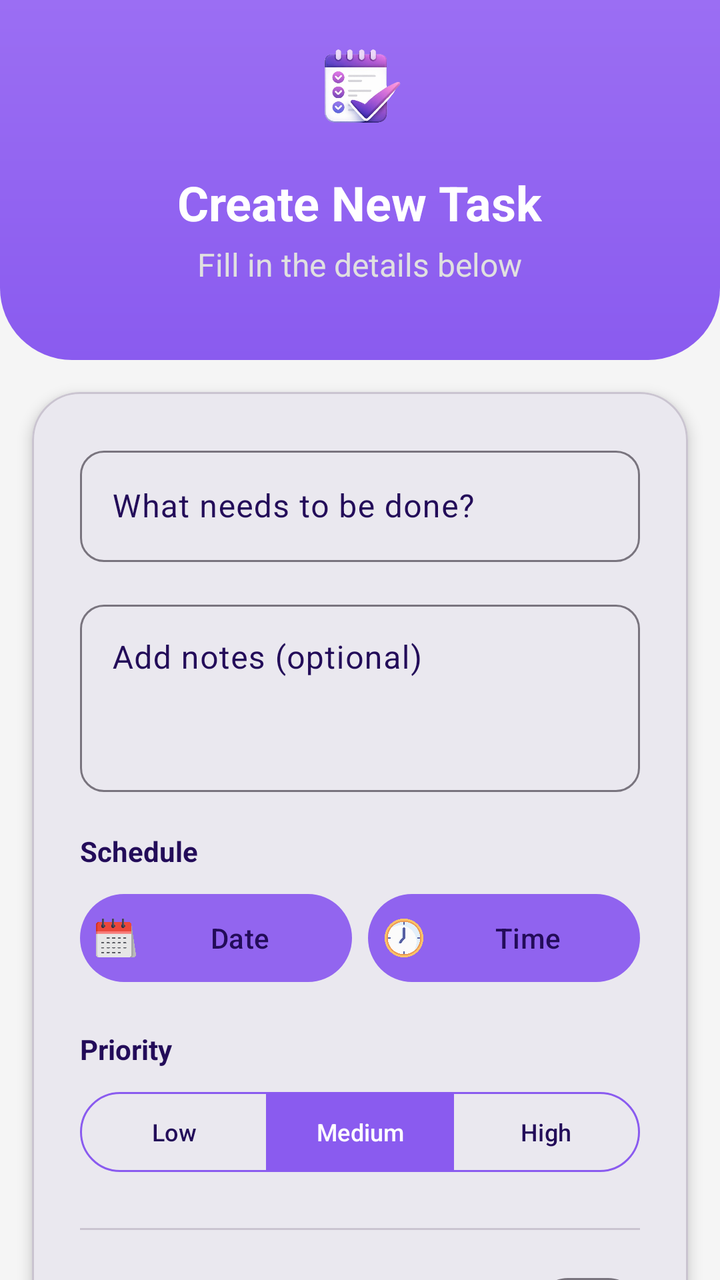
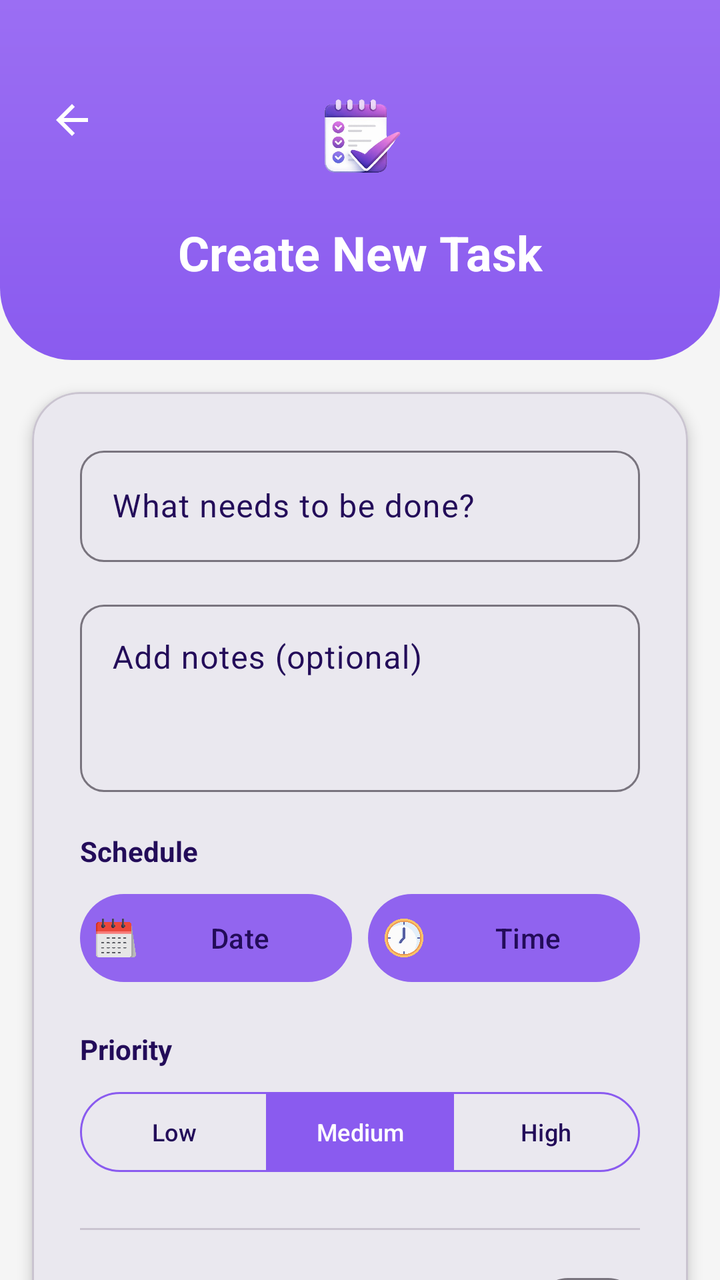

An Android layout rendered at two revisions. The XML below is the earlier revision; the diff shows what the commit changed to produce the second picture.
<!-- AndroidManifest.xml: application theme Theme.PlanUp -->
<!-- res/layout/activity_add_task.xml -->
<?xml version="1.0" encoding="utf-8"?>
<androidx.constraintlayout.widget.ConstraintLayout xmlns:android="http://schemas.android.com/apk/res/android"
    xmlns:app="http://schemas.android.com/apk/res-auto"
    xmlns:tools="http://schemas.android.com/tools"
    android:id="@+id/main"
    android:layout_width="match_parent"
    android:layout_height="match_parent"
    tools:context=".AddTaskActivity"
    android:background="@color/background_light">

    
    <LinearLayout
        android:id="@+id/header"
        android:layout_width="0dp"
        android:layout_height="180dp"
        android:background="@drawable/bg_header"
        android:orientation="vertical"
        android:gravity="center"
        android:paddingBottom="24dp"
        app:layout_constraintTop_toTopOf="parent"
        app:layout_constraintStart_toStartOf="parent"
        app:layout_constraintEnd_toEndOf="parent">

        <ImageView
            android:id="@+id/ivLogo"
            android:layout_width="64dp"
            android:layout_height="64dp"
            android:layout_marginBottom="8dp"
            android:src="@drawable/logo_planup" />

        <TextView
            android:id="@+id/tvTitle"
            style="@style/AppText.Header"
            android:layout_width="wrap_content"
            android:layout_height="wrap_content"
            android:text="Create New Task"
            android:textColor="@color/white" />

        <TextView
            android:id="@+id/tvSubtitle"
            style="@style/AppText.Subtitle"
            android:layout_width="wrap_content"
            android:layout_height="wrap_content"
            android:layout_marginTop="4dp"
            android:text="Fill in the details below"
            android:textColor="#E0E0E0" />

    </LinearLayout>

    <androidx.core.widget.NestedScrollView
        android:layout_width="0dp"
        android:layout_height="0dp"
        android:fillViewport="true"
        android:clipToPadding="false"
        android:paddingBottom="32dp"
        app:layout_constraintTop_toBottomOf="@id/header"
        app:layout_constraintBottom_toBottomOf="parent"
        app:layout_constraintStart_toStartOf="parent"
        app:layout_constraintEnd_toEndOf="parent">

        <com.google.android.material.card.MaterialCardView
            android:layout_width="match_parent"
            android:layout_height="wrap_content"
            android:layout_margin="16dp"
            app:cardCornerRadius="24dp"
            app:cardElevation="4dp"
            app:cardBackgroundColor="@color/white">

            <LinearLayout
                android:layout_width="match_parent"
                android:layout_height="wrap_content"
                android:orientation="vertical"
                android:padding="24dp">

                <com.google.android.material.textfield.TextInputLayout
                    style="@style/Widget.Material3.TextInputLayout.OutlinedBox"
                    android:layout_width="match_parent"
                    android:layout_height="wrap_content"
                    android:hint="What needs to be done?"
                    app:boxCornerRadiusBottomEnd="12dp"
                    app:boxCornerRadiusBottomStart="12dp"
                    app:boxCornerRadiusTopEnd="12dp"
                    app:boxCornerRadiusTopStart="12dp">

                    <com.google.android.material.textfield.TextInputEditText
                        android:id="@+id/etTaskTitle"
                        android:layout_width="match_parent"
                        android:layout_height="wrap_content"
                        android:inputType="textCapSentences" />
                </com.google.android.material.textfield.TextInputLayout>

                <com.google.android.material.textfield.TextInputLayout
                    style="@style/Widget.Material3.TextInputLayout.OutlinedBox"
                    android:layout_width="match_parent"
                    android:layout_height="wrap_content"
                    android:layout_marginTop="16dp"
                    android:hint="Add notes (optional)"
                    app:boxCornerRadiusBottomEnd="12dp"
                    app:boxCornerRadiusBottomStart="12dp"
                    app:boxCornerRadiusTopEnd="12dp"
                    app:boxCornerRadiusTopStart="12dp">

                    <com.google.android.material.textfield.TextInputEditText
                        android:id="@+id/etTaskDesc"
                        android:layout_width="match_parent"
                        android:layout_height="wrap_content"
                        android:gravity="top"
                        android:minLines="3"
                        android:inputType="textMultiLine|textCapSentences" />
                </com.google.android.material.textfield.TextInputLayout>

                <TextView
                    style="@style/AppText.Body"
                    android:layout_width="wrap_content"
                    android:layout_height="wrap_content"
                    android:layout_marginTop="20dp"
                    android:text="Schedule"
                    android:textStyle="bold"
                    android:textColor="@color/primaryColor"/>

                <LinearLayout
                    android:layout_width="match_parent"
                    android:layout_height="wrap_content"
                    android:layout_marginTop="8dp"
                    android:orientation="horizontal">

                    <com.google.android.material.button.MaterialButton
                        android:id="@+id/btnDate"
                        style="@style/Widget.Material3.Button.TonalButton"
                        android:layout_width="0dp"
                        android:layout_height="52dp"
                        android:layout_marginEnd="8dp"
                        android:layout_weight="1"
                        android:text="Date"
                        android:textColor="@color/primaryColor"
                        android:textSize="14sp"
                        android:paddingHorizontal="8dp"
                        android:lines="1"
                        android:ellipsize="end"
                        app:backgroundTint="#9265EF"
                        app:icon="@drawable/ic_calendar"
                        app:iconPadding="4dp"
                        app:iconSize="20dp"
                        app:iconTint="@null" />

                    <com.google.android.material.button.MaterialButton
                        android:id="@+id/btnTime"
                        style="@style/Widget.Material3.Button.TonalButton"
                        android:layout_width="0dp"
                        android:layout_height="52dp"
                        android:layout_weight="1"
                        android:text="Time"
                        android:textColor="@color/primaryColor"
                        android:textSize="14sp"
                        android:paddingHorizontal="8dp"
                        android:lines="1"
                        android:ellipsize="end"
                        app:backgroundTint="#9063EF"
                        app:icon="@drawable/ic_time"
                        app:iconPadding="4dp"
                        app:iconSize="20dp"
                        app:iconTint="@null" />
                </LinearLayout>

                <TextView
                    style="@style/AppText.Body"
                    android:layout_width="wrap_content"
                    android:layout_height="wrap_content"
                    android:layout_marginTop="20dp"
                    android:text="Priority"
                    android:textStyle="bold"
                    android:textColor="@color/primaryColor"/>

                <com.google.android.material.button.MaterialButtonToggleGroup
                    android:id="@+id/togglePriority"
                    android:layout_width="match_parent"
                    android:layout_height="wrap_content"
                    android:layout_marginTop="8dp"
                    app:singleSelection="true"
                    app:selectionRequired="true"
                    app:checkedButton="@+id/btnMedium">

                    <com.google.android.material.button.MaterialButton
                        android:id="@+id/btnLow"
                        style="@style/Widget.Material3.Button.OutlinedButton"
                        android:layout_width="0dp"
                        android:layout_height="wrap_content"
                        android:layout_weight="1"
                        android:paddingHorizontal="0dp"
                        android:insetLeft="0dp"
                        android:insetRight="0dp"
                        android:textSize="12sp"
                        android:text="Low"
                        android:textColor="@color/selector_priority_text"
                        app:strokeColor="@color/headerEndColor"
                        app:backgroundTint="@color/selector_priority_button" />

                    <com.google.android.material.button.MaterialButton
                        android:id="@+id/btnMedium"
                        style="@style/Widget.Material3.Button.OutlinedButton"
                        android:layout_width="0dp"
                        android:layout_height="wrap_content"
                        android:layout_weight="1"
                        android:paddingHorizontal="0dp"
                        android:insetLeft="0dp"
                        android:insetRight="0dp"
                        android:textSize="12sp"
                        android:text="Medium"
                        android:textColor="@color/selector_priority_text"
                        app:strokeColor="@color/headerEndColor"
                        app:backgroundTint="@color/selector_priority_button" />

                    <com.google.android.material.button.MaterialButton
                        android:id="@+id/btnHigh"
                        style="@style/Widget.Material3.Button.OutlinedButton"
                        android:layout_width="0dp"
                        android:layout_height="wrap_content"
                        android:layout_weight="1"
                        android:paddingHorizontal="0dp"
                        android:insetLeft="0dp"
                        android:insetRight="0dp"
                        android:textSize="12sp"
                        android:text="High"
                        android:textColor="@color/selector_priority_text"
                        app:strokeColor="@color/headerEndColor"
                        app:backgroundTint="@color/selector_priority_button" />
                </com.google.android.material.button.MaterialButtonToggleGroup>

                <com.google.android.material.divider.MaterialDivider
                    android:layout_width="match_parent"
                    android:layout_height="wrap_content"
                    android:layout_marginTop="24dp"
                    android:layout_marginBottom="16dp"/>

                <RelativeLayout
                    android:layout_width="match_parent"
                    android:layout_height="wrap_content"
                    android:gravity="center_vertical">

                    <TextView
                        style="@style/AppText.Body"
                        android:layout_width="wrap_content"
                        android:layout_height="wrap_content"
                        android:layout_centerVertical="true"
                        android:text="Remind me"
                        android:textStyle="bold" />

                    <com.google.android.material.materialswitch.MaterialSwitch
                        android:id="@+id/switchAlarm"
                        android:layout_width="wrap_content"
                        android:layout_height="wrap_content"
                        android:layout_alignParentEnd="true" />
                </RelativeLayout>

                <com.google.android.material.button.MaterialButton
                    android:id="@+id/btnSaveTask"
                    style="@style/AppButton"
                    android:layout_width="match_parent"
                    android:layout_marginTop="32dp"
                    android:text="Save Task"
                    app:cornerRadius="16dp" />

            </LinearLayout>
        </com.google.android.material.card.MaterialCardView>
    </androidx.core.widget.NestedScrollView>

</androidx.constraintlayout.widget.ConstraintLayout>
<!-- resources referenced by this layout -->
<resources>
  <color name="background_light">#F5F5F5</color>
  <color name="headerEndColor">#8A5BEF</color>
  <color name="primaryColor">#230C59</color>
  <color name="white">#FFFFFFFF</color>
  <!-- drawable bg_header (drawable) -->
  <?xml version="1.0" encoding="utf-8"?>
  <shape xmlns:android="http://schemas.android.com/apk/res/android">
      <gradient
          android:startColor="#9B6EF3"
          android:endColor="#8A5BEF"
          android:angle="270"/>
  
      <corners
          android:bottomLeftRadius="36dp"
          android:bottomRightRadius="36dp"/>
  </shape>
  <style name="AppButton" parent="Widget.Material3.Button">
          <item name="android:layout_height">52dp</item>
          <item name="android:insetTop">0dp</item>
          <item name="android:insetBottom">0dp</item>
          <item name="android:background">@drawable/bg_button_gradient</item>
          <item name="backgroundTint">@null</item>
          <item name="android:textColor">@color/white</item>
          <item name="android:textAllCaps">false</item>
          <item name="android:textSize">16sp</item>
          <item name="android:textStyle">bold</item>
          <item name="cornerRadius">12dp</item>
      </style>
  <style name="AppText.Body" parent="AppText">
          <item name="android:textSize">14sp</item>
          <item name="android:textColor">@color/textColorSecondary</item>
      </style>
  <style name="AppText.Header" parent="AppText">
          <item name="android:textSize">24sp</item>
          <item name="android:textStyle">bold</item>
      </style>
  <style name="AppText.Subtitle" parent="AppText">
          <item name="android:textSize">16sp</item>
          <item name="android:textColor">@color/primaryLightColor</item>
      </style>
  <style name="Theme.PlanUp" parent="Base.Theme.PlanUp" />
  <!-- drawable bg_button_gradient (drawable) -->
  <?xml version="1.0" encoding="utf-8"?>
  <ripple xmlns:android="http://schemas.android.com/apk/res/android"
      android:color="@color/secondaryColor">
      <item>
          <shape android:shape="rectangle">
              <gradient
                  android:startColor="#9B6EF3"
                  android:endColor="#8A5BEF"
                  android:angle="270"/>
              <corners android:radius="12dp"/>
          </shape>
      </item>
  </ripple>
  <style name="AppText" parent="android:Widget.TextView">
          <item name="android:textColor">@color/textColorPrimary</item>
      </style>
  <color name="textColorSecondary">#616161</color>
  <color name="primaryLightColor">#8E7CC3</color>
  <color name="secondaryColor">#EDE7FF</color>
  <color name="textColorPrimary">#230C59</color>
  <color name="primaryDarkColor">#1A0844</color>
  <style name="DatePickerTheme" parent="Theme.Material3.DayNight.Dialog">
          <item name="colorPrimary">@color/primaryColor</item>
          <item name="colorOnPrimary">@color/white</item>
          <item name="colorSurface">@color/white</item>
          <item name="colorOnSurface">@color/textColorPrimary</item>
          <item name="colorAccent">@color/primaryColor</item>
          <item name="android:buttonBarPositiveButtonStyle">@style/DialogButtonStyle</item>
          <item name="android:buttonBarNegativeButtonStyle">@style/DialogButtonStyle</item>
      </style>
  <style name="DialogButtonStyle" parent="Widget.Material3.Button.TextButton">
          <item name="android:textColor">@color/primaryColor</item>
      </style>
  <!-- unchanged entries left out for length: 4 -->
</resources>

<!-- the commit's change to res/layout/activity_add_task.xml (unified diff, before → after) -->
@@ -9,15 +9,37 @@
     android:background="@color/background_light">
 
     
-    <LinearLayout
-        android:id="@+id/header"
+    <View
+        android:id="@+id/headerBg"
         android:layout_width="0dp"
         android:layout_height="180dp"
         android:background="@drawable/bg_header"
+        app:layout_constraintTop_toTopOf="parent"
+        app:layout_constraintStart_toStartOf="parent"
+        app:layout_constraintEnd_toEndOf="parent" />
+
+    
+    <ImageView
+        android:id="@+id/btnBack"
+        android:layout_width="48dp"
+        android:layout_height="48dp"
+        android:layout_marginStart="12dp"
+        android:layout_marginTop="36dp"
+        android:padding="12dp"
+        android:background="?attr/selectableItemBackgroundBorderless"
+        android:src="@drawable/ic_back"
+        app:layout_constraintStart_toStartOf="parent"
+        app:layout_constraintTop_toTopOf="parent"
+        app:tint="@color/white" />
+
+    
+    <LinearLayout
+        android:layout_width="wrap_content"
+        android:layout_height="wrap_content"
         android:orientation="vertical"
         android:gravity="center"
-        android:paddingBottom="24dp"
-        app:layout_constraintTop_toTopOf="parent"
+        app:layout_constraintTop_toTopOf="@id/headerBg"
+        app:layout_constraintBottom_toBottomOf="@id/headerBg"
         app:layout_constraintStart_toStartOf="parent"
         app:layout_constraintEnd_toEndOf="parent">
 
@@ -36,15 +58,6 @@
             android:text="Create New Task"
             android:textColor="@color/white" />
 
-        <TextView
-            android:id="@+id/tvSubtitle"
-            style="@style/AppText.Subtitle"
-            android:layout_width="wrap_content"
-            android:layout_height="wrap_content"
-            android:layout_marginTop="4dp"
-            android:text="Fill in the details below"
-            android:textColor="#E0E0E0" />
-
     </LinearLayout>
 
     <androidx.core.widget.NestedScrollView
@@ -53,7 +66,7 @@
         android:fillViewport="true"
         android:clipToPadding="false"
         android:paddingBottom="32dp"
-        app:layout_constraintTop_toBottomOf="@id/header"
+        app:layout_constraintTop_toBottomOf="@id/headerBg"
         app:layout_constraintBottom_toBottomOf="parent"
         app:layout_constraintStart_toStartOf="parent"
         app:layout_constraintEnd_toEndOf="parent">
<!-- resource entries referenced after the edit -->
@@ -16,6 +16,16 @@
           android:bottomLeftRadius="36dp"
           android:bottomRightRadius="36dp"/>
   </shape>
+  <!-- drawable ic_back (drawable) -->
+  <vector xmlns:android="http://schemas.android.com/apk/res/android"
+      android:width="24dp"
+      android:height="24dp"
+      android:viewportWidth="24"
+      android:viewportHeight="24">
+    <path
+        android:fillColor="#000000"
+        android:pathData="M20,11H7.83l5.59,-5.59L12,4l-8,8 8,8 1.41,-1.41L7.83,13H20v-2z"/>
+  </vector>
   <style name="AppButton" parent="Widget.Material3.Button">
           <item name="android:layout_height">52dp</item>
           <item name="android:insetTop">0dp</item>
@@ -36,10 +46,6 @@
           <item name="android:textSize">24sp</item>
           <item name="android:textStyle">bold</item>
       </style>
-  <style name="AppText.Subtitle" parent="AppText">
-          <item name="android:textSize">16sp</item>
-          <item name="android:textColor">@color/primaryLightColor</item>
-      </style>
   <style name="Theme.PlanUp" parent="Base.Theme.PlanUp" />
   <!-- drawable bg_button_gradient (drawable) -->
   <?xml version="1.0" encoding="utf-8"?>
@@ -59,7 +65,6 @@
           <item name="android:textColor">@color/textColorPrimary</item>
       </style>
   <color name="textColorSecondary">#616161</color>
-  <color name="primaryLightColor">#8E7CC3</color>
   <color name="secondaryColor">#EDE7FF</color>
   <color name="textColorPrimary">#230C59</color>
   <color name="primaryDarkColor">#1A0844</color>
